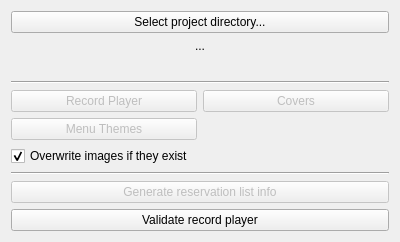
Qt form src/projectwindow.ui (lumiscosity/pivoine) before a commit.
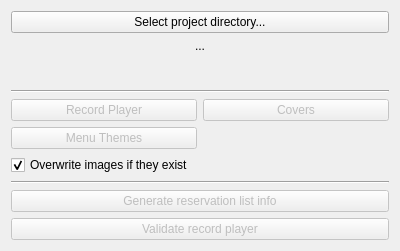
The same form after that commit.

Commit message: disable validation button when no project is loaded

```diff
--- a/src/projectwindow.ui
+++ b/src/projectwindow.ui
@@ -7,7 +7,7 @@
     <x>0</x>
     <y>0</y>
     <width>400</width>
-    <height>242</height>
+    <height>251</height>
    </rect>
   </property>
   <property name="windowTitle">
@@ -114,6 +114,9 @@
    </item>
    <item>
     <widget class="QPushButton" name="validateRPPushButton">
+     <property name="enabled">
+      <bool>false</bool>
+     </property>
      <property name="toolTip">
       <string>This might take a while!</string>
      </property>
```
The commit also changes 1 other file.
